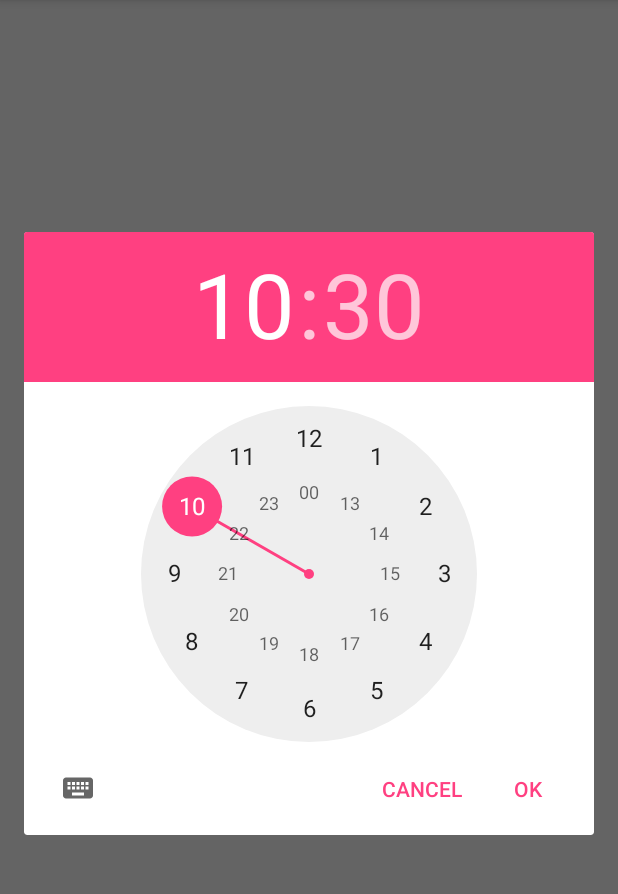
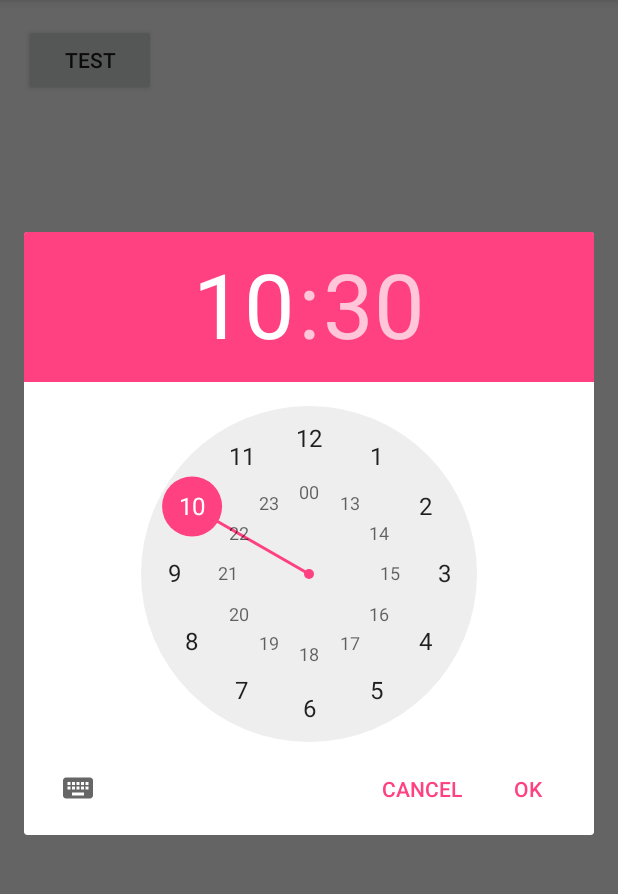
Before and after one commit to EnterSnowman/Alarm-Clock, an Android app: the screen it shows after launch (ListOfTimesActivity), after a tap on "Add alarm", on a phone screen of 412 x 824 dp, the part 84-978 px from its top. Run offline under Robolectric (Android 15) with nearby library versions, the phone set to English and light mode, and no system bars.

Commit message:
Fixed alarm playing

```diff
--- a/app/src/main/AndroidManifest.xml
+++ b/app/src/main/AndroidManifest.xml
@@ -30,7 +30,8 @@
                 <category android:name="android.intent.category.LAUNCHER" />
             </intent-filter>
         </activity>
-        <activity android:name=".AlarmActivity" />
+        <activity android:name=".AlarmActivity"
+        android:label="@string/alarmLabel"/>
         <activity android:name=".MusicSettingsActivity"
             android:label="@string/ringtone_settings"/>
         <activity android:name=".ListOfRingtonesActivity"
--- a/app/src/main/java/com/entersnowman/alarmclock/AlarmActivity.java
+++ b/app/src/main/java/com/entersnowman/alarmclock/AlarmActivity.java
@@ -34,7 +34,6 @@ public class AlarmActivity extends AppCompatActivity{
                 Log.d("music", String.valueOf(mediaPlayer.getCurrentPosition()));
                 //loopRingTask.cancel(true);
                 mediaPlayer.stop();
-                mediaPlayer.release();
                 stopAlarm.setEnabled(false);
             }
         });
@@ -78,9 +77,11 @@ public class AlarmActivity extends AppCompatActivity{
                     runnable = new Runnable() {
                         @Override
                         public void run() {
+                            if (mediaPlayer.isPlaying()){
+                            publishProgress(mediaPlayer.getCurrentPosition());
                             Log.d("music","CurPos = "+mediaPlayer.getCurrentPosition());
-                            publishProgress(mediaPlayer.getCurrentPosition());
-                            if (isUpdate)
+                            }
+                            if (isUpdate&&mediaPlayer.isPlaying())
                                 handler.postDelayed(this, 500);
                         }
                     };
--- a/app/src/main/java/com/entersnowman/alarmclock/ListOfTimesActivity.java
+++ b/app/src/main/java/com/entersnowman/alarmclock/ListOfTimesActivity.java
@@ -19,6 +19,7 @@ import android.util.Log;
 import android.view.View;
 import android.view.Menu;
 import android.view.MenuItem;
+import android.widget.Button;
 import android.widget.TimePicker;
 
 import java.util.ArrayList;
@@ -34,6 +35,7 @@ public class ListOfTimesActivity extends AppCompatActivity {
     ArrayList<Alarm> alarms;
     RecyclerView recyclerView;
     TimesAdapter timesAdapter;
+    Button test;
     AlarmManager alarmManager;
 
     @Override
@@ -43,6 +45,13 @@ public class ListOfTimesActivity extends AppCompatActivity {
         Toolbar toolbar = (Toolbar) findViewById(R.id.toolbar);
         setSupportActionBar(toolbar);
         alarms = new ArrayList<Alarm>();
+        test = (Button) findViewById(R.id.test);
+        test.setOnClickListener(new View.OnClickListener() {
+            @Override
+            public void onClick(View v) {
+                startActivity(new Intent(ListOfTimesActivity.this,AlarmActivity.class));
+            }
+        });
         recyclerView = (RecyclerView) findViewById(R.id.listOfTimes);
         LinearLayoutManager linearLayoutManager = new LinearLayoutManager(this);
         linearLayoutManager.setOrientation(LinearLayoutManager.VERTICAL);
--- a/app/src/main/res/layout/content_list_of_times.xml
+++ b/app/src/main/res/layout/content_list_of_times.xml
@@ -12,7 +12,12 @@
     app:layout_behavior="@string/appbar_scrolling_view_behavior"
     tools:context="com.entersnowman.alarmclock.ListOfTimesActivity"
     tools:showIn="@layout/activity_list_of_times">
-
+    <Button
+        android:layout_width="wrap_content"
+        android:layout_height="wrap_content"
+        android:id="@+id/test"
+        android:text="Test"
+        />
     <android.support.v7.widget.RecyclerView
         android:layout_width="match_parent"
         android:layout_height="wrap_content"
--- a/app/src/main/res/values/strings.xml
+++ b/app/src/main/res/values/strings.xml
@@ -10,4 +10,5 @@
     <string name="ringtoneLabel">Ringtone</string>
     <string name="rangesLabel">Set ranges of playing</string>
     <string name="cancelLabel">Cancel</string>
+    <string name="alarmLabel">Wake Up!</string>
 </resources>
```
Also changed, not shown: 3 other files.
